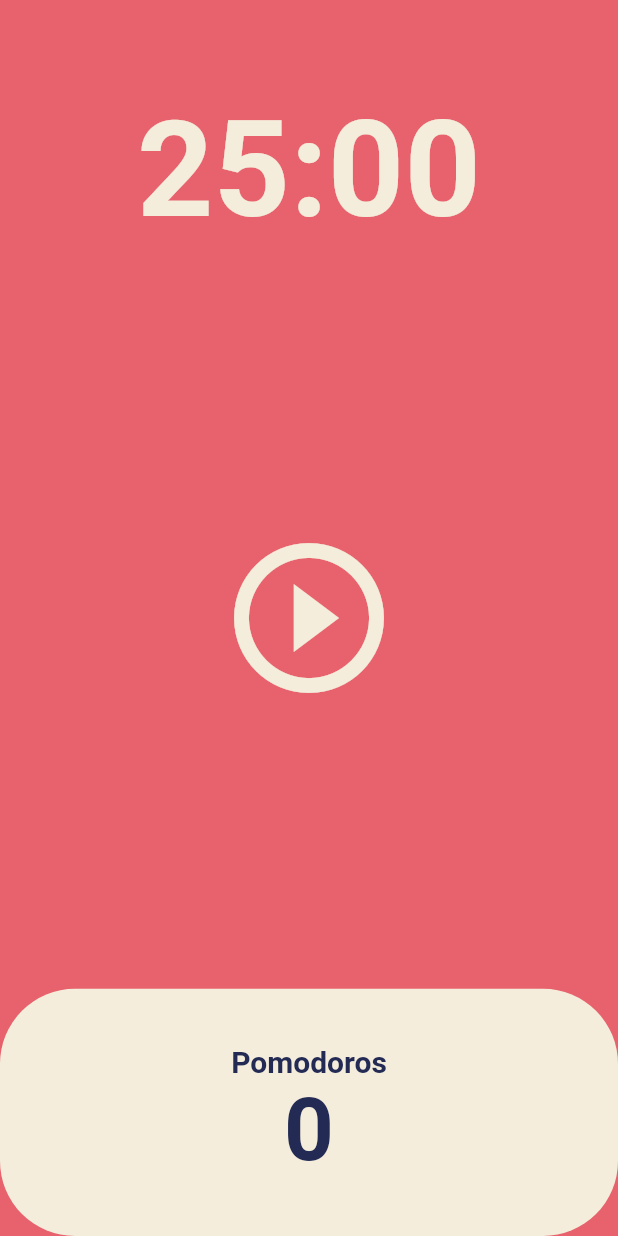
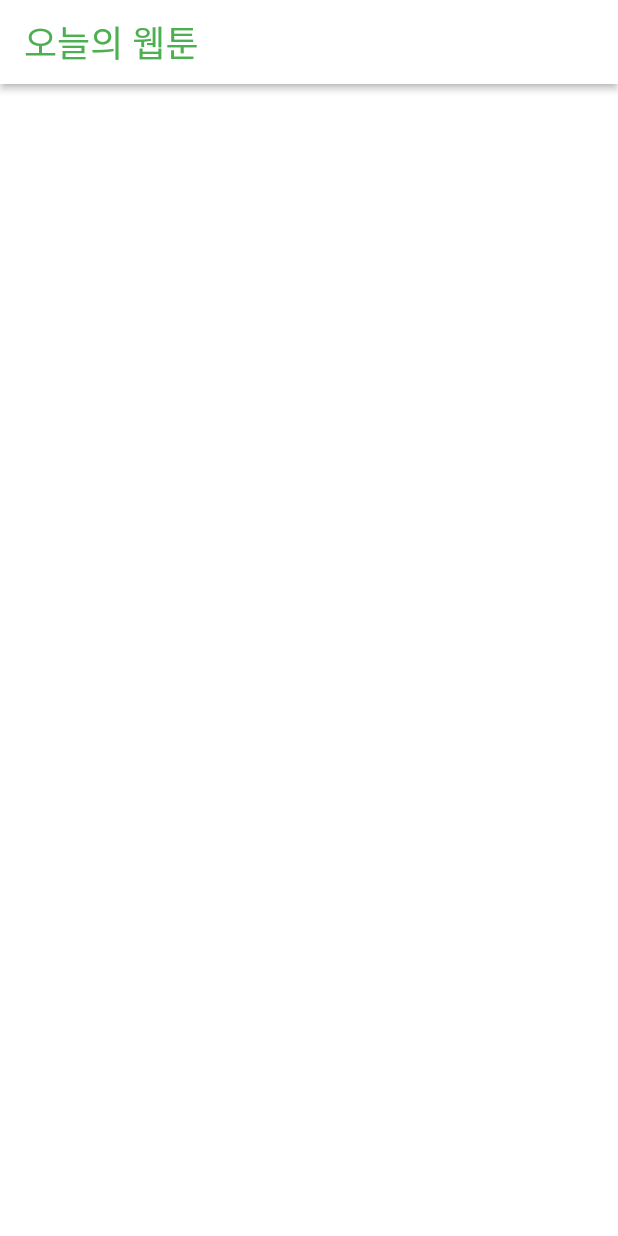
Before and after one commit to minwoo129/toonflix_flutter_ex, a Flutter app: the screen it shows after launch, on a phone screen of 412 x 824 dp. Run offline on Flutter 3.47's test engine with Material 2 defaults, Android fonts, the phone set to English and light mode, and no system bars.

Commit message:
강의 실습 코드 작성
- 웹툰앱 메인 appBar 추가

```diff
--- a/lib/main.dart
+++ b/lib/main.dart
@@ -1,5 +1,5 @@
 import 'package:flutter/material.dart';
-import 'package:toonflix_flutter_ex/screens/home_screen.dart';
+import 'package:toonflix_flutter_ex/screens/webtoon_home_screen.dart';
 
 void main() {
   runApp(const App());
@@ -10,21 +10,8 @@ class App extends StatelessWidget {
 
   @override
   Widget build(BuildContext context) {
-    return MaterialApp(
-      theme: ThemeData(
-        colorScheme: ColorScheme.fromSwatch(
-          backgroundColor: const Color(0xFFE7626C),
-        ),
-        textTheme: const TextTheme(
-          titleLarge: TextStyle(
-            color: Color(0xFF232B55),
-          ),
-        ),
-        cardColor: const Color(0xFFF4EDDB),
-      ),
-      home: const Scaffold(
-        body: HomeScreen(),
-      ),
+    return const MaterialApp(
+      home: HomeScreen(),
     );
   }
 }
--- /dev/null
+++ b/lib/screens/webtoon_home_screen.dart
@@ -0,0 +1,23 @@
+import 'package:flutter/material.dart';
+
+class HomeScreen extends StatelessWidget {
+  const HomeScreen({super.key});
+
+  @override
+  Widget build(BuildContext context) {
+    return Scaffold(
+      backgroundColor: Colors.white,
+      appBar: AppBar(
+        elevation: 2,
+        backgroundColor: Colors.white,
+        foregroundColor: Colors.green,
+        title: const Text(
+          "오늘의 웹툰",
+          style: TextStyle(
+            fontSize: 24,
+          ),
+        ),
+      ),
+    );
+  }
+}
```
